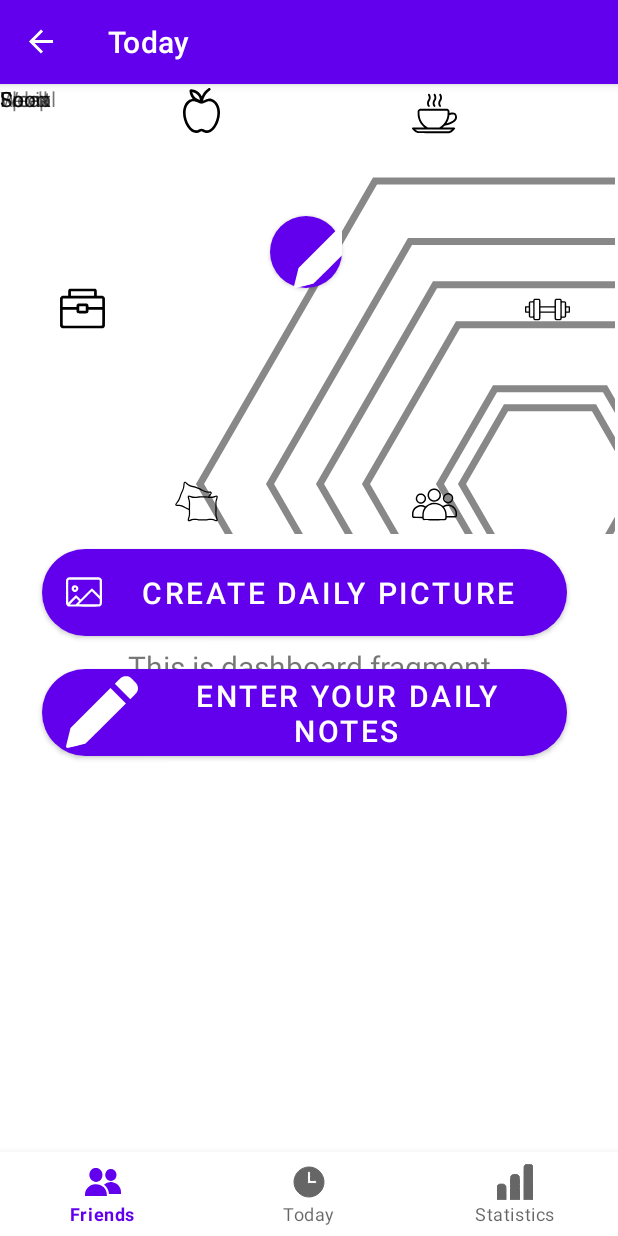
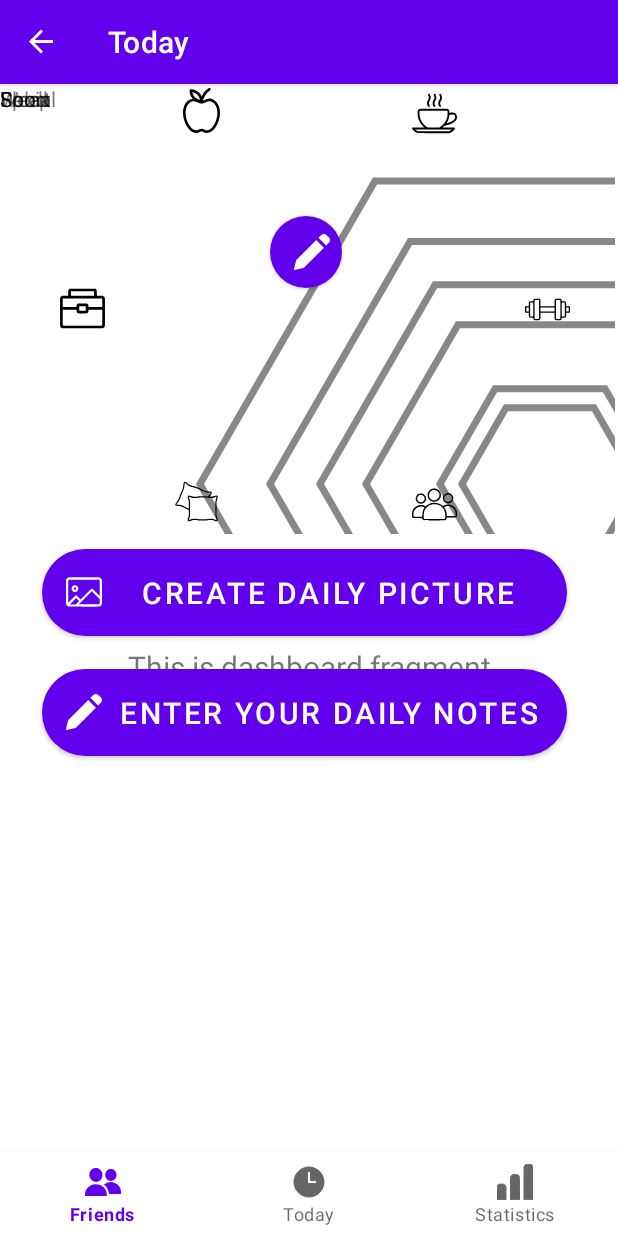
Before and after one commit to margharitasaweliewa/Mood_tracker, an Android app: the screen it shows after launch (MainActivity), on a phone screen of 412 x 824 dp. Run offline under Robolectric (Android 15) with nearby library versions, the phone set to English and light mode, and no system bars; our stand-ins replace navigation-ui; libraries missing offline, so code that uses them is left out: com.jaredrummler.android.

Commit message:
Made pencil less

```diff
--- a/app/src/main/res/drawable/ic_pencil.xml
+++ b/app/src/main/res/drawable/ic_pencil.xml
@@ -1,5 +1,5 @@
-<vector android:height="48dp" android:viewportHeight="512"
-    android:viewportWidth="512" android:width="48dp" xmlns:android="http://schemas.android.com/apk/res/android">
+<vector android:height="24dp" android:viewportHeight="512"
+    android:viewportWidth="512" android:width="24dp" xmlns:android="http://schemas.android.com/apk/res/android">
     <path android:fillColor="#707070"
         android:pathData="M409,2.9c-12.4,4 -15.6,6.4 -39,29.7l-22.5,22.4 54.7,54.7 54.8,54.8 21.1,-21c22.5,-22.4 27.7,-29 31,-39.4 4.5,-14.6 3.5,-28 -3.3,-42.1 -3.8,-8 -5.2,-9.7 -25.7,-30.1 -23,-23 -27,-25.9 -40.1,-29.4 -7.7,-2.1 -24.1,-1.9 -31,0.4z" android:strokeColor="#00000000"/>
     <path android:fillColor="#707070"
```
